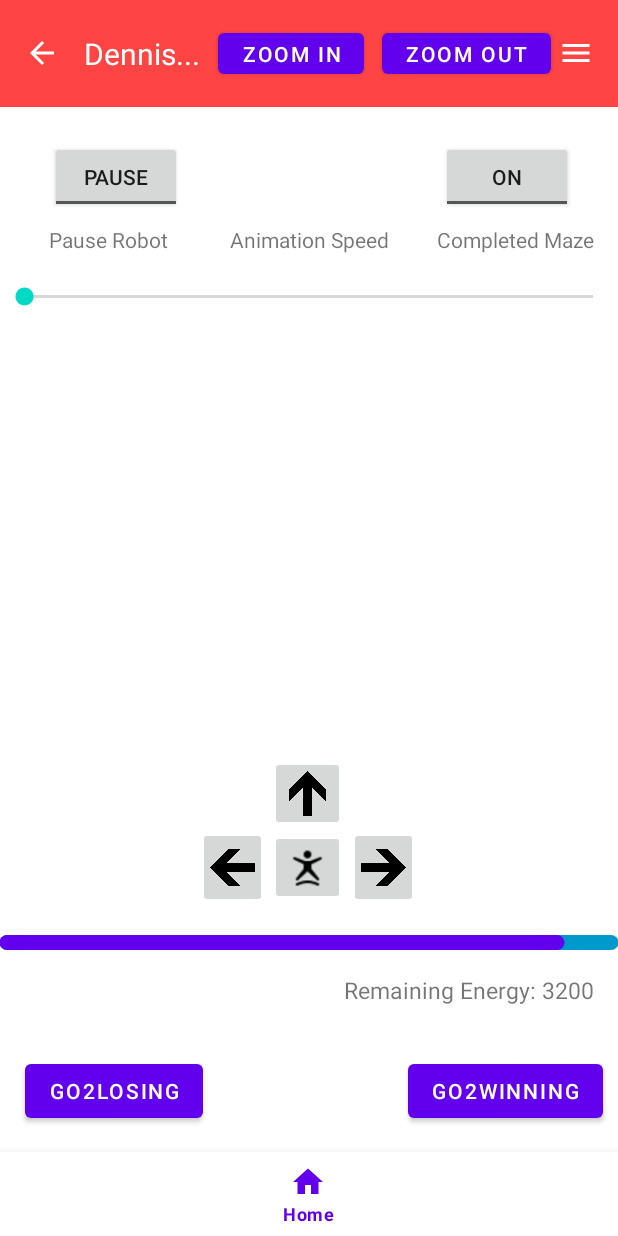
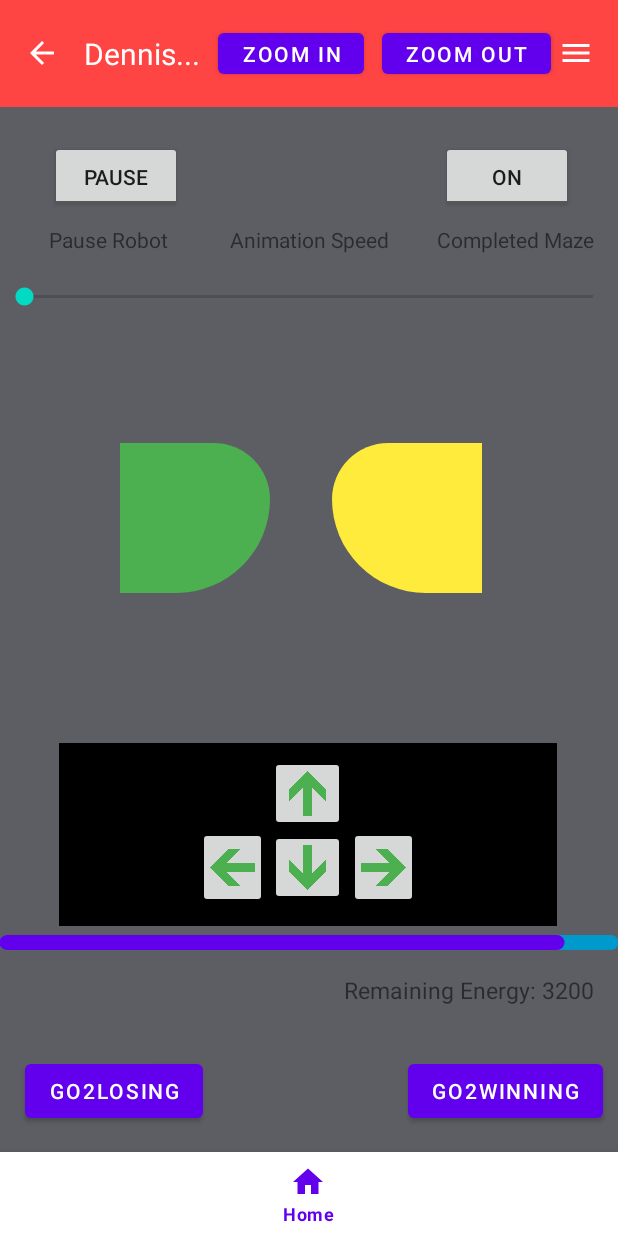
Before and after one commit to Dttang123/AMazeByDennisTang, an Android app: the PlayAnimationActivity screen opened directly, with no data from a screen before it, on a phone screen of 412 x 824 dp. Run offline under Robolectric (Android 15) with nearby library versions, the phone set to English and light mode, and no system bars.

Commit message:
Background and Polygons for Manual and Automatic state playing finished.

```diff
--- /dev/null
+++ b/app/src/main/res/drawable/wall_polygon2.xml
@@ -0,0 +1,19 @@
+<?xml version="1.0" encoding="utf-8"?>
+<shape xmlns:android="http://schemas.android.com/apk/res/android"
+    android:shape = "rectangle"
+    >
+
+    <solid android:color="@color/design_default_color_on_primary"></solid>
+    <size
+        android:height="100dp"
+        android:width="100dp"/>
+    /*
+    <corners
+        android:topRightRadius="0dp"
+        android:topLeftRadius="60dp"
+        android:bottomRightRadius="0dp"
+        android:bottomLeftRadius="100dp"
+        />
+
+
+</shape>
--- /dev/null
+++ b/app/src/main/res/drawable/wall_polygons.xml
@@ -0,0 +1,19 @@
+<?xml version="1.0" encoding="utf-8"?>
+<shape xmlns:android="http://schemas.android.com/apk/res/android"
+    android:shape = "rectangle"
+    >
+
+    <solid android:color="@color/design_default_color_on_primary"></solid>
+    <size
+        android:height="100dp"
+        android:width="100dp"/>
+    /*
+    <corners
+        android:topRightRadius="60dp"
+        android:topLeftRadius="0dp"
+        android:bottomRightRadius="100dp"
+        android:bottomLeftRadius="0dp"
+        />
+
+
+</shape>
--- a/app/src/main/res/layout/playanimationactivity.xml
+++ b/app/src/main/res/layout/playanimationactivity.xml
@@ -4,6 +4,46 @@
     xmlns:tools="http://schemas.android.com/tools"
     android:layout_width="match_parent"
     android:layout_height="match_parent">
+
+    <View
+        android:id="@+id/gray_background2"
+        android:layout_width="413dp"
+        android:layout_height="800dp"
+        android:background="@android:color/black"
+        android:backgroundTint="@color/material_dynamic_neutral40"
+        app:layout_constraintBottom_toTopOf="@+id/bottomNavigationView"
+        app:layout_constraintEnd_toEndOf="parent"
+        app:layout_constraintHorizontal_bias="0.0"
+        app:layout_constraintStart_toStartOf="parent"
+        app:layout_constraintTop_toBottomOf="@+id/include"
+        app:layout_constraintVertical_bias="0.0" />
+
+    <View
+        android:id="@+id/black_rectangle3"
+        android:layout_width="332dp"
+        android:layout_height="122dp"
+        android:background="@android:color/black"
+        app:layout_constraintBottom_toTopOf="@+id/bottomNavigationView"
+        app:layout_constraintEnd_toEndOf="parent"
+        app:layout_constraintHorizontal_bias="0.493"
+        app:layout_constraintStart_toStartOf="parent"
+        app:layout_constraintTop_toBottomOf="@+id/include"
+        app:layout_constraintVertical_bias="0.738" />
+
+    <ImageButton
+        android:id="@+id/BackSensor"
+        android:layout_width="50dp"
+        android:layout_height="50dp"
+        android:rotation="180"
+        android:scaleType="fitCenter"
+        android:src="@drawable/arrow"
+        app:tint="#4CAF50"
+        app:layout_constraintBottom_toTopOf="@+id/bottomNavigationView"
+        app:layout_constraintEnd_toEndOf="parent"
+        app:layout_constraintHorizontal_bias="0.498"
+        app:layout_constraintStart_toStartOf="parent"
+        app:layout_constraintTop_toBottomOf="@+id/include"
+        app:layout_constraintVertical_bias="0.745" />
 
     <include
         android:id="@+id/include"
@@ -87,26 +127,14 @@
 
 
     <ImageButton
-        android:id="@+id/jump"
-        android:layout_width="50dp"
-        android:layout_height="50dp"
-        android:scaleType="fitCenter"
-        android:src="@drawable/jump"
-        app:layout_constraintBottom_toTopOf="@+id/bottomNavigationView"
-        app:layout_constraintEnd_toEndOf="parent"
-        app:layout_constraintHorizontal_bias="0.498"
-        app:layout_constraintStart_toStartOf="parent"
-        app:layout_constraintTop_toBottomOf="@+id/include"
-        app:layout_constraintVertical_bias="0.745" />
-
-    <ImageButton
-        android:id="@+id/ArrowRight"
+        android:id="@+id/RightSensor"
         android:layout_width="50dp"
         android:layout_height="50dp"
         android:layout_marginEnd="8dp"
         android:rotation="90"
         android:scaleType="fitCenter"
         android:src="@drawable/arrow"
+        app:tint="#4CAF50"
         app:layout_constraintBottom_toTopOf="@+id/bottomNavigationView"
         app:layout_constraintEnd_toEndOf="parent"
         app:layout_constraintHorizontal_bias="0.651"
@@ -115,11 +143,12 @@
         app:layout_constraintVertical_bias="0.745" />
 
     <ImageButton
-        android:id="@+id/ArrowUp"
+        android:id="@+id/ForwardSensor"
         android:layout_width="50dp"
         android:layout_height="50dp"
         android:scaleType="fitCenter"
         android:src="@drawable/arrow"
+        app:tint="#4CAF50"
         app:layout_constraintBottom_toTopOf="@+id/bottomNavigationView"
         app:layout_constraintEnd_toEndOf="parent"
         app:layout_constraintHorizontal_bias="0.498"
@@ -128,12 +157,13 @@
         app:layout_constraintVertical_bias="0.669" />
 
     <ImageButton
-        android:id="@+id/ArrowLeft"
+        android:id="@+id/LeftSensor"
         android:layout_width="50dp"
         android:layout_height="50dp"
         android:rotation="270"
         android:scaleType="fitCenter"
         android:src="@drawable/arrow"
+        app:tint="#4CAF50"
         app:layout_constraintBottom_toTopOf="@+id/bottomNavigationView"
         app:layout_constraintEnd_toEndOf="parent"
         app:layout_constraintHorizontal_bias="0.36"
@@ -215,5 +245,31 @@
         app:layout_constraintTop_toBottomOf="@+id/Animation_Speed_Text"
         app:layout_constraintVertical_bias="0.034" />
 
+    <ImageView
+        android:id="@+id/imageView"
+        android:layout_width="wrap_content"
+        android:layout_height="wrap_content"
+        app:tint="#4CAF50"
+        app:layout_constraintBottom_toTopOf="@+id/bottomNavigationView"
+        app:layout_constraintEnd_toEndOf="parent"
+        app:layout_constraintHorizontal_bias="0.257"
+        app:layout_constraintStart_toStartOf="parent"
+        app:layout_constraintTop_toTopOf="@+id/gray_background2"
+        app:layout_constraintVertical_bias="0.375"
+        app:srcCompat="@drawable/wall_polygons" />
+
+    <ImageView
+        android:id="@+id/imageView3"
+        android:layout_width="wrap_content"
+        android:layout_height="wrap_content"
+        app:tint="#FFEB3B"
+        app:layout_constraintBottom_toTopOf="@+id/bottomNavigationView"
+        app:layout_constraintEnd_toEndOf="parent"
+        app:layout_constraintHorizontal_bias="0.71"
+        app:layout_constraintStart_toStartOf="parent"
+        app:layout_constraintTop_toTopOf="@+id/gray_background2"
+        app:layout_constraintVertical_bias="0.375"
+        app:srcCompat="@drawable/wall_polygon2" />
+
 
 </androidx.constraintlayout.widget.ConstraintLayout>
```
Also changed, not shown: app/src/main/res/drawable/circle.xml (added, +13 -0 lines), app/src/main/res/layout/playmanuallyactivity.xml (+38 -3 lines).
